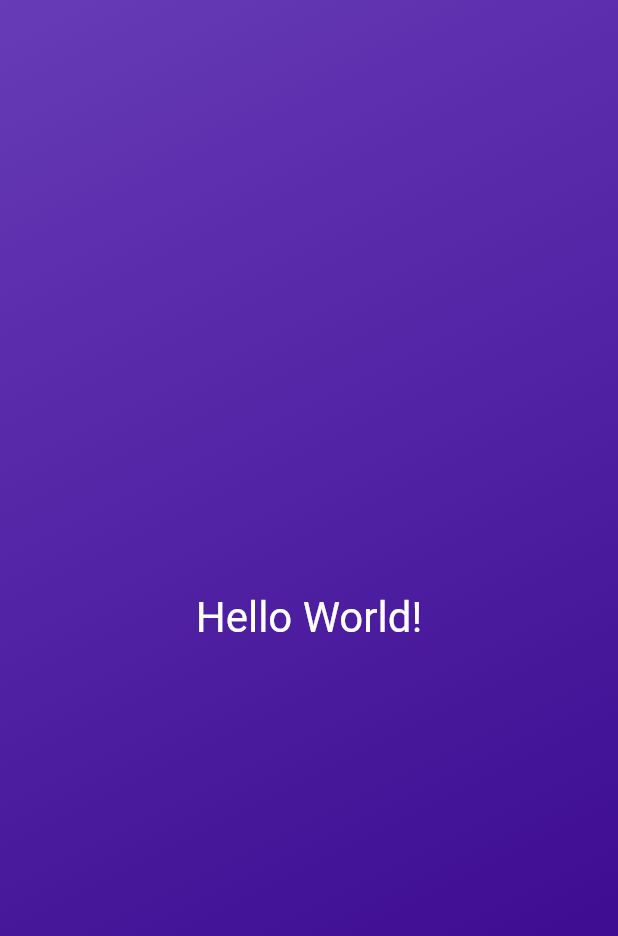
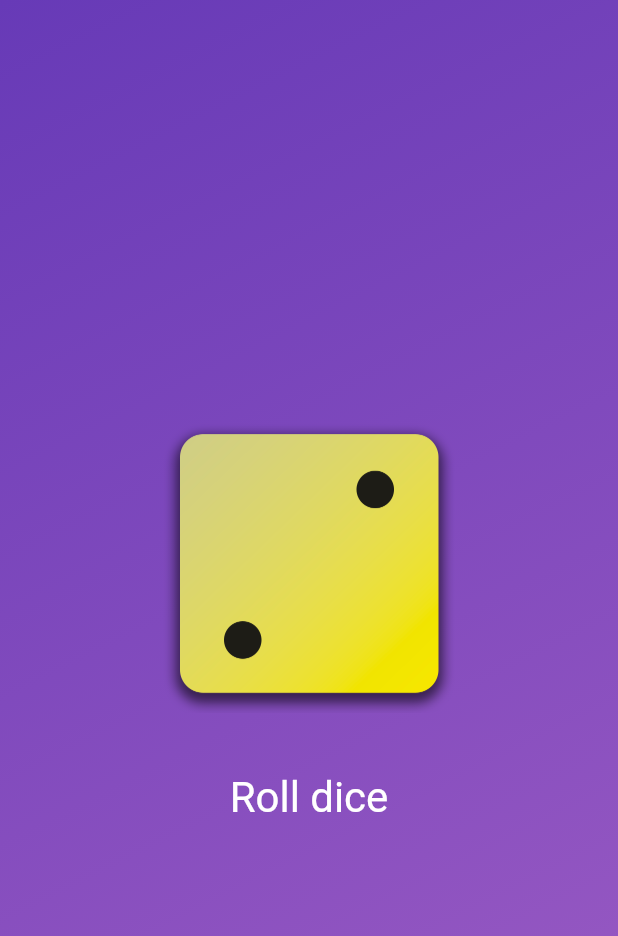
Before and after one commit to mvelasco2k/roll_dice_app, a Flutter app: the screen it shows after launch, on a phone screen of 412 x 824 dp. Shown: the top 936 px of the screen. Run offline on Flutter 3.47's test engine with Material 2 defaults, Android fonts, the phone set to English and light mode, and no system bars.

Commit message:
Finalizacion programa de lanzamiento de un dado

```diff
--- /dev/null
+++ b/lib/dice_roller.dart
@@ -0,0 +1,46 @@
+import 'package:flutter/material.dart';
+import 'dart:math';
+
+final randomizer = Random();
+
+class DiceRoller extends StatefulWidget{
+
+  const DiceRoller({super.key});
+
+  @override
+  State<DiceRoller> createState() {
+    return _DiceRollerState();
+  }
+}
+
+class _DiceRollerState extends State<DiceRoller>{
+
+  var currentDiceRoll = 2;
+
+  void rolldice(){
+    setState(() {
+      currentDiceRoll = randomizer.nextInt(6) +1;
+    });
+
+  }
+
+  @override
+  Widget build(context) {
+    return Column(
+              mainAxisSize: MainAxisSize.min,
+              children: [
+              Image.asset(
+                'assets/images/dice-$currentDiceRoll.png',
+                width: 200,),
+              const SizedBox(height: 20,),
+              TextButton(
+                onPressed: rolldice,
+                style: TextButton.styleFrom(
+                  padding: const EdgeInsets.only(
+                    top: 20,),
+                  foregroundColor: Colors.white,
+                  textStyle: const TextStyle(fontSize: 28)),
+                child: const Text('Roll dice'),)
+            ],);
+  }
+}
--- /dev/null
+++ b/lib/gradient_container.dart
@@ -0,0 +1,30 @@
+import 'package:flutter/material.dart';
+import 'package:roll_dice_app/dice_roller.dart';
+//import 'package:roll_dice_app/style_text.dart';
+
+const startAlignment = Alignment.topLeft;
+const endAlignment = Alignment.bottomRight;
+
+class GradientContainer extends StatelessWidget{
+
+  const GradientContainer({super.key, required this.colors});
+
+  final List<Color> colors;
+
+
+  @override
+  Widget build(context){
+    return Container(
+          decoration: BoxDecoration(
+            gradient: LinearGradient(
+              colors: colors,
+              begin: startAlignment,
+              end: endAlignment,
+            ),
+          ),
+          child: const Center(
+            child: DiceRoller(),
+          ),
+        );
+  }
+}
```
Also changed, not shown: lib/main.dart (+3 -21 lines), lib/style_text.dart (added, +17 -0 lines), pubspec.yaml (+7 -3 lines), assets/images/dice-1.png (added), assets/images/dice-2.png (added), assets/images/dice-3.png (added), assets/images/dice-4.png (added), assets/images/dice-5.png (added), assets/images/dice-6.png (added).
